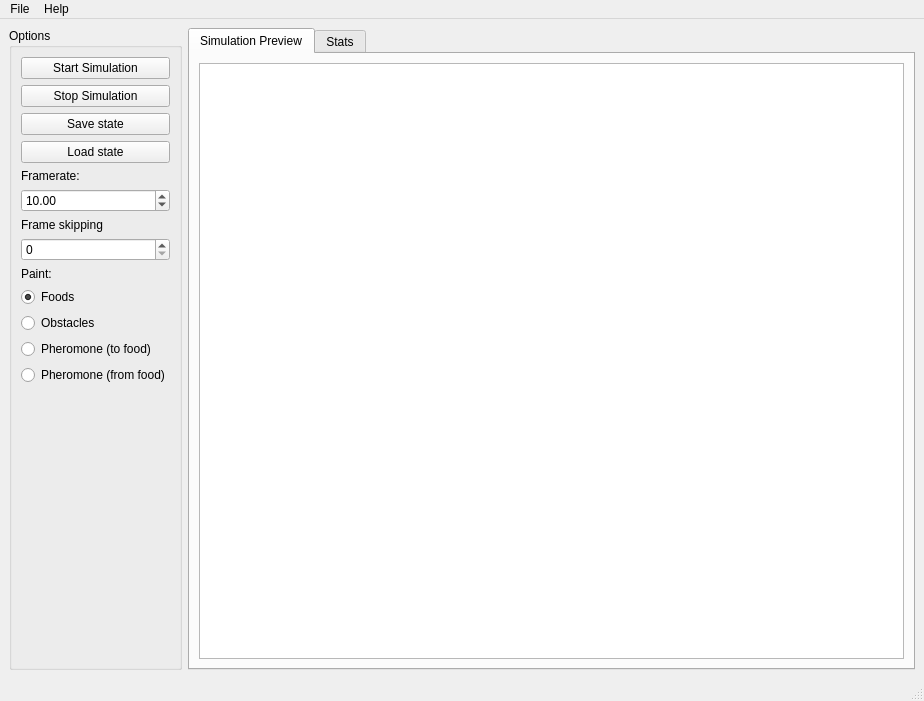
This is mainwindow.ui in Kamilcuk/Anthill as Qt 5 draws it before an edit. The edited form follows.
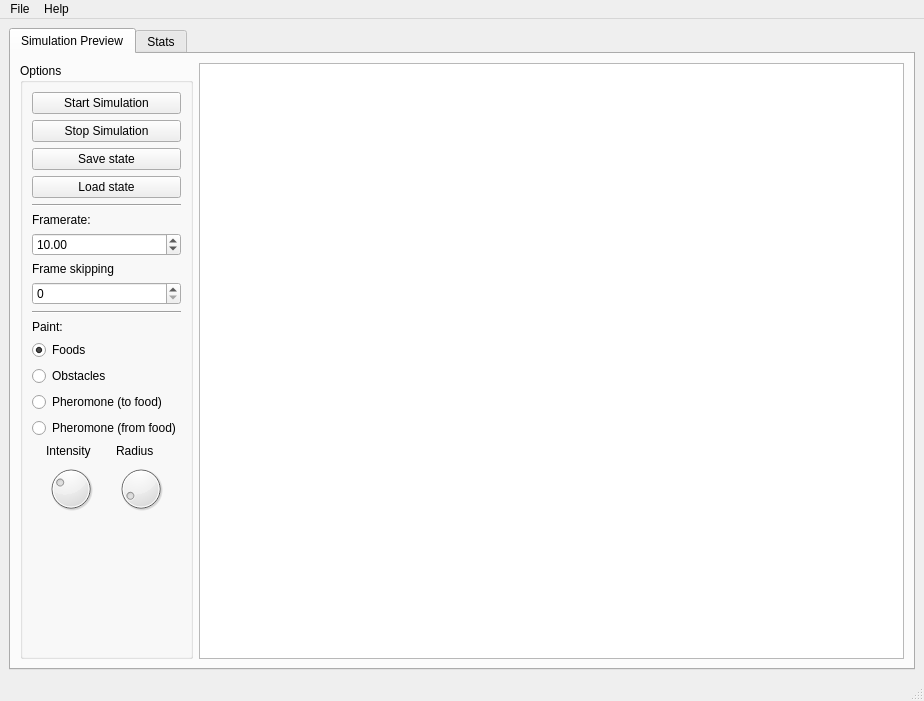
This is the edited form.

Commit message: Improved Painter (choose radius/intensity) and World Generator (refactors, num of scout ants) , added more tests

```diff
--- a/mainwindow.ui
+++ b/mainwindow.ui
@@ -16,6 +16,25 @@
   <widget class="QWidget" name="centralwidget">
    <layout class="QHBoxLayout" name="horizontalLayout">
     <item>
+     <widget class="QTabWidget" name="tabWidget">
+      <property name="minimumSize">
+       <size>
+        <width>100</width>
+        <height>100</height>
+       </size>
+      </property>
+      <property name="currentIndex">
+       <number>0</number>
+      </property>
+      <widget class="QWidget" name="PreviewTab">
+       <attribute name="title">
+        <string>Simulation Preview</string>
+       </attribute>
+       <layout class="QGridLayout" name="gridLayout">
+        <item row="0" column="1">
+         <widget class="QGraphicsView" name="graphicsView"/>
+        </item>
+        <item row="0" column="0">
      <widget class="QGroupBox" name="OptionsGroupBox">
       <property name="minimumSize">
        <size>
@@ -55,6 +74,13 @@
          </property>
         </widget>
        </item>
+           <item>
+            <widget class="Line" name="line_2">
+             <property name="orientation">
+              <enum>Qt::Horizontal</enum>
+             </property>
+            </widget>
+           </item>
        <item>
         <widget class="QLabel" name="label_4">
          <property name="text">
@@ -86,6 +112,13 @@
          </property>
         </widget>
        </item>
+           <item>
+            <widget class="Line" name="line">
+             <property name="orientation">
+              <enum>Qt::Horizontal</enum>
+             </property>
+            </widget>
+           </item>
        <item>
         <widget class="QLabel" name="label_3">
          <property name="text">
@@ -136,6 +169,56 @@
          </attribute>
         </widget>
        </item>
+           <item>
+            <layout class="QGridLayout" name="gridLayout_2">
+             <item row="1" column="1">
+              <widget class="QDial" name="painterRadius">
+               <property name="maximumSize">
+                <size>
+                 <width>50</width>
+                 <height>50</height>
+                </size>
+               </property>
+               <property name="minimum">
+                <number>3</number>
+               </property>
+               <property name="maximum">
+                <number>25</number>
+               </property>
+               <property name="value">
+                <number>5</number>
+               </property>
+              </widget>
+             </item>
+             <item row="1" column="0">
+              <widget class="QDial" name="painterIntensity">
+               <property name="maximumSize">
+                <size>
+                 <width>50</width>
+                 <height>50</height>
+                </size>
+               </property>
+               <property name="value">
+                <number>30</number>
+               </property>
+              </widget>
+             </item>
+             <item row="0" column="0">
+              <widget class="QLabel" name="label_2">
+               <property name="text">
+                <string>Intensity</string>
+               </property>
+              </widget>
+             </item>
+             <item row="0" column="1">
+              <widget class="QLabel" name="label_5">
+               <property name="text">
+                <string>Radius</string>
+               </property>
+              </widget>
+             </item>
+            </layout>
+           </item>
        <item>
         <spacer name="verticalSpacer">
          <property name="orientation">
@@ -151,25 +234,6 @@
        </item>
       </layout>
      </widget>
-    </item>
-    <item>
-     <widget class="QTabWidget" name="tabWidget">
-      <property name="minimumSize">
-       <size>
-        <width>100</width>
-        <height>100</height>
-       </size>
-      </property>
-      <property name="currentIndex">
-       <number>0</number>
-      </property>
-      <widget class="QWidget" name="PreviewTab">
-       <attribute name="title">
-        <string>Simulation Preview</string>
-       </attribute>
-       <layout class="QGridLayout" name="gridLayout">
-        <item row="0" column="0">
-         <widget class="QGraphicsView" name="graphicsView"/>
         </item>
        </layout>
       </widget>
```
Lines whose indentation alone changed are shown as unchanged. The commit also changes 16 other files.
